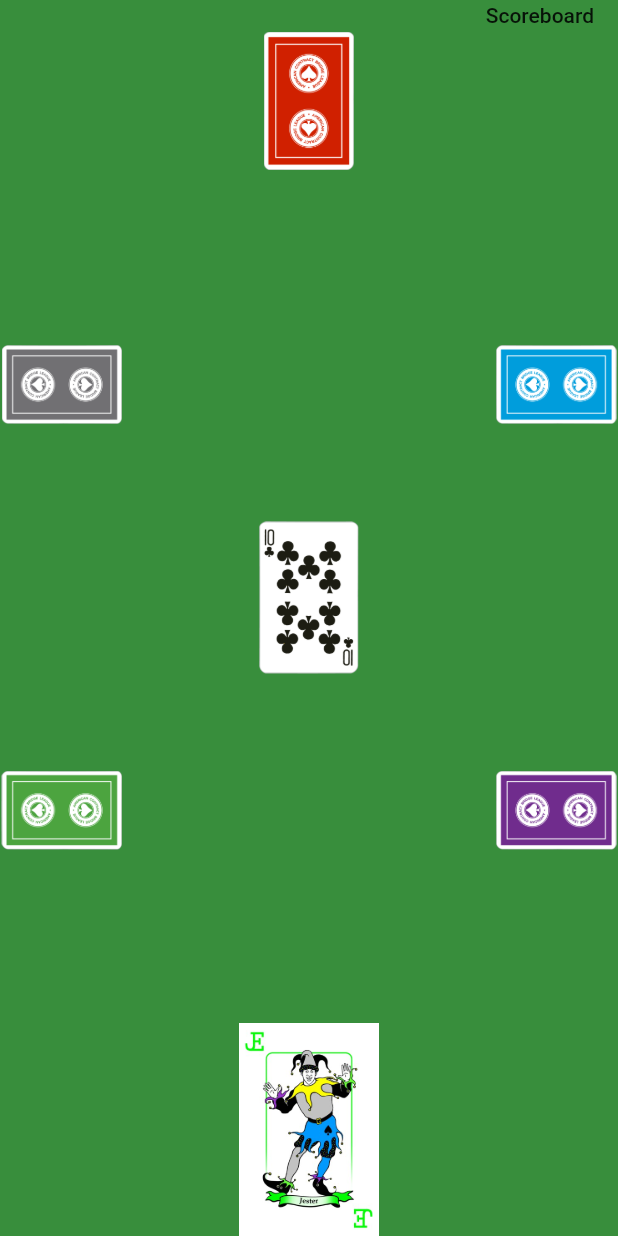
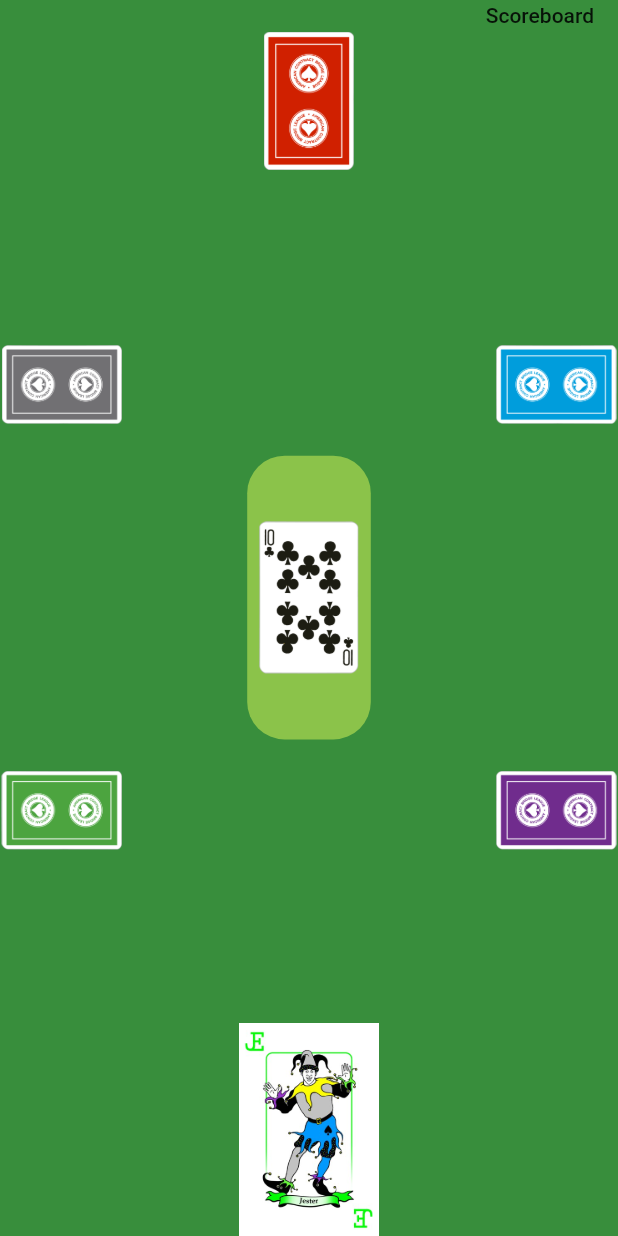
Before and after one commit to ChrisNiekler/FlutterCardGame, a Flutter app: the GamePage screen opened directly, on a phone screen of 412 x 824 dp. Run offline on Flutter 3.47's test engine with Material 2 defaults, Android fonts, the phone set to English and light mode, and no system bars; our stand-ins replace firebase_auth; accounts and stored records are empty.

Commit message:
highlighted the trump card

```diff
--- a/lib/experimental/gui/cardsOnTable.dart
+++ b/lib/experimental/gui/cardsOnTable.dart
@@ -1,14 +1,29 @@
 import 'package:flutter/cupertino.dart';
+import 'package:flutter/material.dart';
 import 'package:wizard/logic/card.dart' as logic;
 
 Widget cardOnTable(logic.Card playerField, {bool trumpCard}) {
-  return Expanded(
-    child: Container(
-      child: Center(
-          child:
-              (playerField != null) ? _playedCard(playerField) : Container()),
-    ),
-  );
+  if (trumpCard == true) {
+    return Expanded(
+      child: Container(
+        decoration: BoxDecoration(color: Colors.lightGreen,borderRadius: BorderRadius.circular(25.0) ),
+        child: Center(
+            child: (playerField != null)
+                ? _playedCard(playerField)
+                : Container()),
+      ),
+    );
+  }
+  else {
+    return Expanded(
+      child: Container(
+        child: Center(
+            child: (playerField != null)
+                ? _playedCard(playerField)
+                : Container()),
+      ),
+    );
+  }
 }
 
 Widget _playedCard(logic.Card tCard) {
--- a/lib/gamepage.dart
+++ b/lib/gamepage.dart
@@ -15,8 +15,10 @@ import 'experimental/scoreboard.dart';
 
 class GamePage extends StatefulWidget {
   GamePage({this.amountPlayers, this.username});
+
   final int amountPlayers;
   final String username;
+
   @override
   _GamePageState createState() => _GamePageState();
 }
@@ -76,7 +78,8 @@ class _GamePageState extends State<GamePage> {
       child: Scaffold(
         appBar: PreferredSize(
           preferredSize: Size.fromHeight(20.0),
-          child: AppBar(automaticallyImplyLeading: false,
+          child: AppBar(
+            automaticallyImplyLeading: false,
             backgroundColor: Colors.green.shade700,
             elevation: 0.0,
             actions: <Widget>[
@@ -138,9 +141,7 @@ class _GamePageState extends State<GamePage> {
                                   child: Column(
                                     children: <Widget>[
                                       cardOnTable(playerFourField),
-                                      Container(
-                                        child: cardOnTable(trumpCard),
-                                      ),
+                                      cardOnTable(trumpCard, trumpCard: true),
                                       cardOnTable(tableCard),
                                     ],
                                   ),
```
